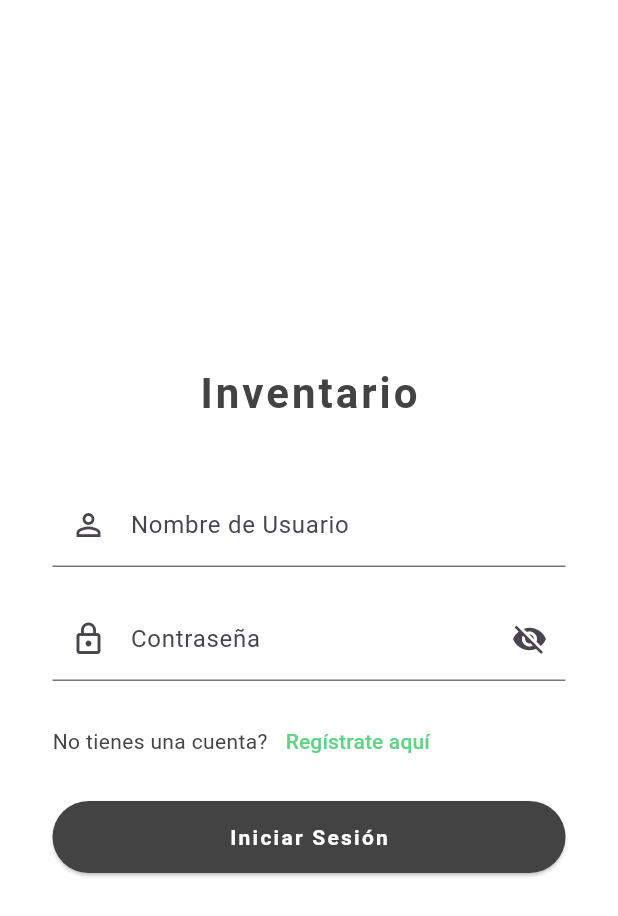
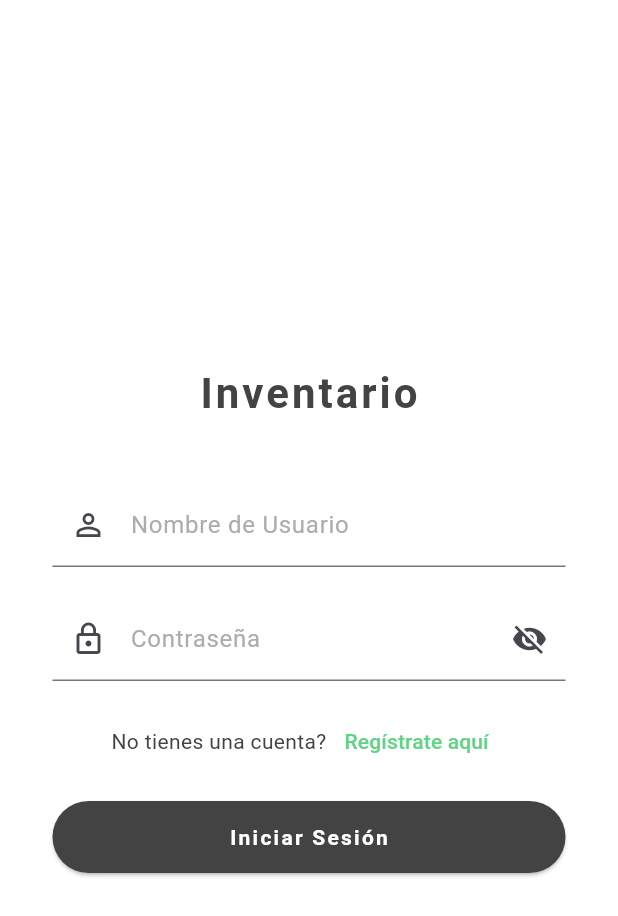
Before and after one commit to PeterAlanoca/e-commerce-flutter, a Flutter app: the screen it shows after launch, on a phone screen of 412 x 824 dp. Shown: the top 916 px of the screen. Run offline on Flutter 3.47's test engine with Material 3 defaults, Android fonts, the phone set to English and light mode, and no system bars; our stand-ins replace flutter_riverpod, flutter_svg, hive, hive_flutter; accounts and stored records are empty; project files that could hold a hidden picture were left out.

Commit message:
add login screen services

```diff
--- a/lib/main.dart
+++ b/lib/main.dart
@@ -24,6 +24,20 @@ class MyApp extends StatelessWidget {
       theme: ThemeData(
         textTheme: Theme.of(context).textTheme.apply(bodyColor: textColor),
         visualDensity: VisualDensity.adaptivePlatformDensity,
+        inputDecorationTheme: const InputDecorationTheme(
+          focusedBorder: UnderlineInputBorder(
+            borderSide: BorderSide(color: accentColor, width: 2),
+          ),
+          labelStyle: TextStyle(
+            color: textLightColor,
+          ),
+          floatingLabelStyle: TextStyle(
+            color: textLightColor,
+          ),
+          hintStyle: TextStyle(
+            color: textLightColor,
+          ),
+        ),
       ),
       home: const LoginScreen(),
     );
--- a/lib/presentation/screens/login/login_creen.dart
+++ b/lib/presentation/screens/login/login_creen.dart
@@ -1,5 +1,6 @@
 import 'package:e_commerce_flutter/application/auth/login_notifier.dart';
 import 'package:e_commerce_flutter/base/constants.dart';
+import 'package:e_commerce_flutter/presentation/screens/home/home_screen.dart';
 import 'package:e_commerce_flutter/presentation/screens/register/register_screen.dart';
 import 'package:e_commerce_flutter/presentation/widgets/generic_dialog.dart';
 import 'package:flutter/material.dart';
@@ -17,11 +18,25 @@ class _LoginScreenState extends ConsumerState<LoginScreen> {
   final _passwordController = TextEditingController();
   bool _obscurePassword = true;
 
+  final Map<String, String?> _errors = {};
+
   void _validateAndLogin() async {
+    setState(() {
+      _errors.clear();
+      if (_usernameController.text.trim().isEmpty) {
+        _errors['username'] = 'El usuario es obligatorio';
+      }
+      if (_passwordController.text.isEmpty) {
+        _errors['password'] = 'La contraseña es obligatoria';
+      }
+    });
+
+    if (_errors.isEmpty) {
       await ref.read(loginProvider.notifier).login(
             _usernameController.text.trim(),
             _passwordController.text,
           );
+    }
   }
 
   @override
@@ -40,7 +55,9 @@ class _LoginScreenState extends ConsumerState<LoginScreen> {
             onPrimary: () {
               Navigator.of(context, rootNavigator: true).pop();
               ref.read(loginProvider.notifier).clear();
-              // Navega a tu pantalla principal aquí
+              Navigator.of(context).pushReplacement(
+                MaterialPageRoute(builder: (_) => const HomeScreen()),
+              );
             },
             onSecondary: () {
               Navigator.of(context, rootNavigator: true).pop();
@@ -90,10 +107,11 @@ class _LoginScreenState extends ConsumerState<LoginScreen> {
               const SizedBox(height: 40),
               TextField(
                 controller: _usernameController,
-                decoration: const InputDecoration(
-                  prefixIcon: Icon(Icons.person_outline),
+                decoration: InputDecoration(
+                  prefixIcon: const Icon(Icons.person_outline),
                   labelText: 'Nombre de Usuario',
-                  border: UnderlineInputBorder(),
+                  border: const UnderlineInputBorder(),
+                  errorText: _errors['username'],
                 ),
               ),
               const SizedBox(height: 20),
@@ -104,6 +122,7 @@ class _LoginScreenState extends ConsumerState<LoginScreen> {
                   prefixIcon: const Icon(Icons.lock_outline),
                   labelText: 'Contraseña',
                   border: const UnderlineInputBorder(),
+                  errorText: _errors['password'],
                   suffixIcon: IconButton(
                     icon: Icon(
                       _obscurePassword ? Icons.visibility_off : Icons.visibility,
@@ -118,6 +137,7 @@ class _LoginScreenState extends ConsumerState<LoginScreen> {
               ),
               const SizedBox(height: 16),
               Row(
+                mainAxisAlignment: MainAxisAlignment.center,
                 children: [
                   const Text("No tienes una cuenta?"),
                   TextButton(
@@ -125,7 +145,8 @@ class _LoginScreenState extends ConsumerState<LoginScreen> {
                       Navigator.push(
                         context,
                         MaterialPageRoute(
-                          builder: (context) => const RegisterScreen()),
+                          builder: (context) => const RegisterScreen(),
+                        ),
                       );
                     },
                     child: const Text(
@@ -146,7 +167,8 @@ class _LoginScreenState extends ConsumerState<LoginScreen> {
                   onPressed: state.isLoading ? null : _validateAndLogin,
                   child: state.isLoading
                       ? const CircularProgressIndicator(color: Colors.white)
-                      : const Text('Iniciar Sesión',
+                      : const Text(
+                          'Iniciar Sesión',
                           style: TextStyle(
                             color: Colors.white,
                             fontWeight: FontWeight.bold,
```
Lines whose indentation alone changed are shown as unchanged.
